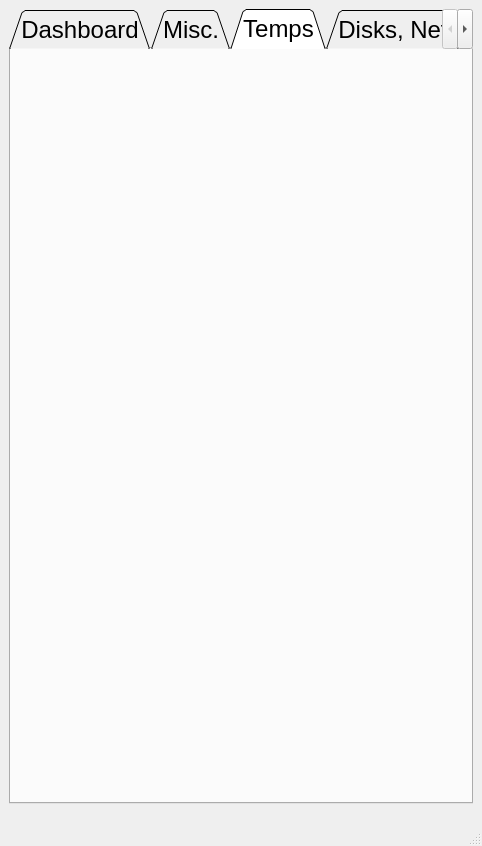
FurkannAli/py-sys-manager, file sys_main.ui: the form before one commit.
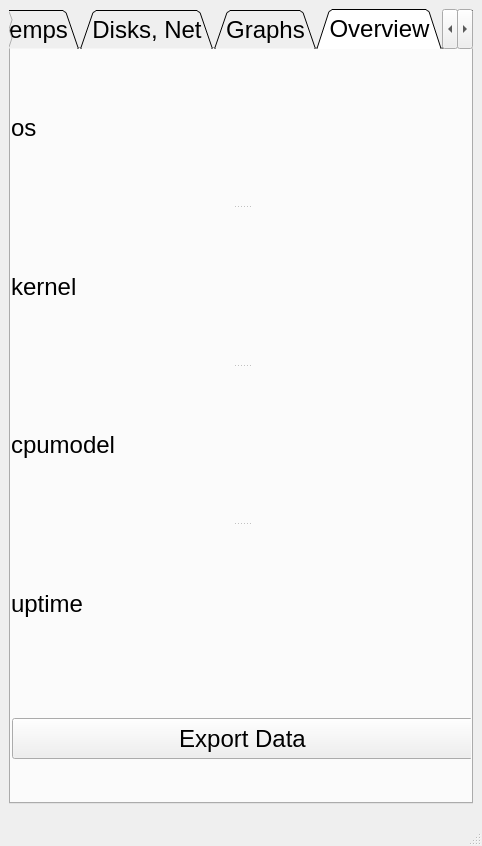
The form after the commit.

Commit message: system overview and exporting information + smol bugfix and stuff

Patch:
```diff
--- a/sys_main.ui
+++ b/sys_main.ui
@@ -32,7 +32,7 @@
        <enum>QTabWidget::TabShape::Triangular</enum>
       </property>
       <property name="currentIndex">
-       <number>2</number>
+       <number>5</number>
       </property>
       <property name="tabBarAutoHide">
        <bool>false</bool>
@@ -236,6 +236,69 @@
         <layout class="QVBoxLayout" name="verticalLayout_ChartThing"/>
        </widget>
       </widget>
+      <widget class="QWidget" name="tab_6">
+       <attribute name="title">
+        <string>Overview</string>
+       </attribute>
+       <widget class="QPushButton" name="pushButton_Export">
+        <property name="geometry">
+         <rect>
+          <x>1</x>
+          <y>669</y>
+          <width>461</width>
+          <height>41</height>
+         </rect>
+        </property>
+        <property name="text">
+         <string>Export Data</string>
+        </property>
+       </widget>
+       <widget class="QSplitter" name="splitter">
+        <property name="geometry">
+         <rect>
+          <x>0</x>
+          <y>1</y>
+          <width>461</width>
+          <height>631</height>
+         </rect>
+        </property>
+        <property name="orientation">
+         <enum>Qt::Orientation::Vertical</enum>
+        </property>
+        <widget class="QLabel" name="label_OS">
+         <property name="text">
+          <string>os</string>
+         </property>
+         <property name="wordWrap">
+          <bool>true</bool>
+         </property>
+        </widget>
+        <widget class="QLabel" name="label_Kernel">
+         <property name="text">
+          <string>kernel</string>
+         </property>
+         <property name="wordWrap">
+          <bool>true</bool>
+         </property>
+        </widget>
+        <widget class="QLabel" name="label_CPUModel">
+         <property name="text">
+          <string>cpumodel</string>
+         </property>
+         <property name="wordWrap">
+          <bool>true</bool>
+         </property>
+        </widget>
+        <widget class="QLabel" name="label_Uptime">
+         <property name="text">
+          <string>uptime</string>
+         </property>
+         <property name="wordWrap">
+          <bool>true</bool>
+         </property>
+        </widget>
+       </widget>
+      </widget>
       <widget class="QWidget" name="tab_2">
        <attribute name="title">
         <string>Settings</string>
```
The commit also changes 3 other files.
